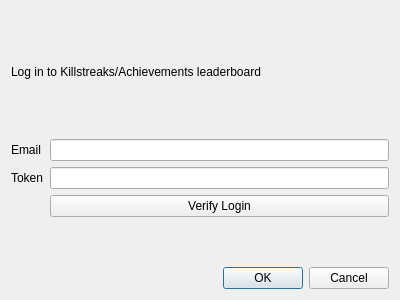
Qt form designer/profile_settings_dialog.ui (jac241/anki_killstreaks) before a commit.
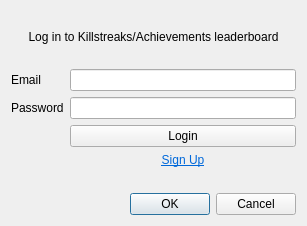
The same form after that commit.

Commit message: Starts to add ability to login to remote

What changed in the file:
```diff
--- a/designer/profile_settings_dialog.ui
+++ b/designer/profile_settings_dialog.ui
@@ -6,8 +6,8 @@
    <rect>
     <x>0</x>
     <y>0</y>
-    <width>400</width>
-    <height>300</height>
+    <width>307</width>
+    <height>226</height>
    </rect>
   </property>
   <property name="windowTitle">
@@ -19,6 +19,9 @@
      <property name="text">
       <string>Log in to Killstreaks/Achievements leaderboard</string>
      </property>
+     <property name="alignment">
+      <set>Qt::AlignCenter</set>
+     </property>
     </widget>
    </item>
    <item>
@@ -36,27 +39,41 @@
      <item row="1" column="0">
       <widget class="QLabel" name="tokenLabel">
        <property name="text">
-        <string>Token</string>
+        <string>Password</string>
        </property>
       </widget>
      </item>
      <item row="1" column="1">
-      <widget class="QLineEdit" name="tokenLineEdit"/>
+      <widget class="QLineEdit" name="passwordLineEdit">
+       <property name="echoMode">
+        <enum>QLineEdit::Password</enum>
+       </property>
+      </widget>
      </item>
      <item row="2" column="1">
       <widget class="QPushButton" name="verifyLoginButton">
        <property name="text">
-        <string>Verify Login</string>
+        <string>Login</string>
        </property>
       </widget>
      </item>
-     <item row="3" column="1">
+     <item row="4" column="1">
       <widget class="QLabel" name="statusLabel">
        <property name="text">
         <string/>
        </property>
       </widget>
      </item>
+     <item row="3" column="1">
+      <widget class="QLabel" name="label_2">
+       <property name="text">
+        <string>&lt;html&gt;&lt;head/&gt;&lt;body&gt;&lt;p&gt;&lt;a href=&quot;https://ankiachievements.com&quot;&gt;&lt;span style=&quot; text-decoration: underline; color:#0068da;&quot;&gt;Sign Up&lt;/span&gt;&lt;/a&gt;&lt;/p&gt;&lt;/body&gt;&lt;/html&gt;</string>
+       </property>
+       <property name="alignment">
+        <set>Qt::AlignCenter</set>
+       </property>
+      </widget>
+     </item>
     </layout>
    </item>
    <item>
```
Left out of the diff: 4 changed lines with no effect on the pictures. The commit also changes 5 other files.
